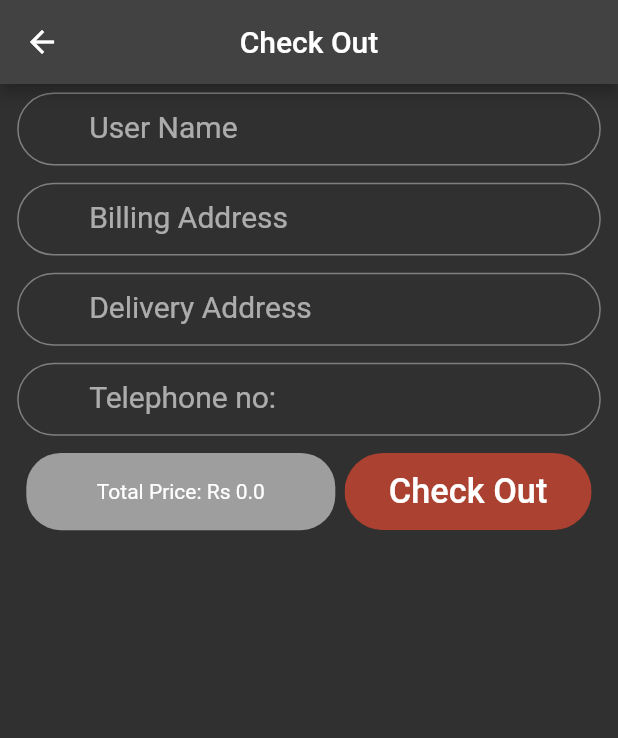
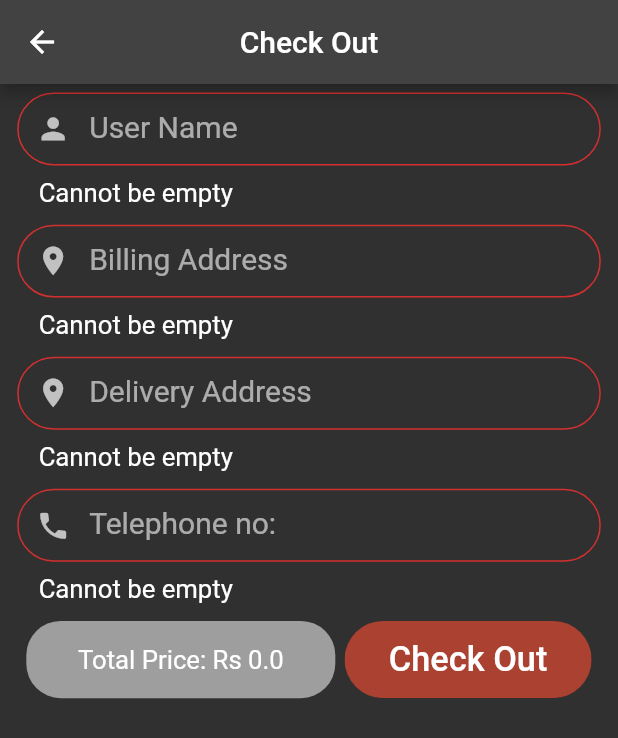
Before and after one commit to HarambeGople69/Ecommerce, a Flutter app: the CheckOutPage screen opened directly, after a tap on "Check Out", on a phone screen of 412 x 824 dp. Shown: the top 738 px of the screen. Run offline on Flutter 3.47's test engine with Material 2 defaults, Android fonts, the phone set to English and light mode, and no system bars; our stand-ins replace badges, cached_network_image, device_preview, firebase_auth, firebase_core, flutter_screenutil and 6 more; missing offline and left inert: colorlizer, onboarding; accounts and stored records are empty.

Commit message:
all done

```diff
--- a/lib/screens/pages/checkout_screen.dart
+++ b/lib/screens/pages/checkout_screen.dart
@@ -2,6 +2,7 @@ import 'package:flutter/material.dart';
 import 'package:flutter_screenutil/flutter_screenutil.dart';
 import 'package:myapp/services/card_management/cart_management.dart';
 import 'package:myapp/widgets/our_elevated_button.dart';
+import 'package:myapp/widgets/our_flutter_toast.dart';
 import 'package:myapp/widgets/our_sized_box.dart';
 import 'package:myapp/widgets/our_text_field.dart';
 import 'package:provider/provider.dart';
@@ -19,6 +20,10 @@ class _CheckOutPageState extends State<CheckOutPage> {
   TextEditingController _billing_address_controller = TextEditingController();
   TextEditingController _delivery_address_controller = TextEditingController();
   TextEditingController _telephone_controller = TextEditingController();
+  FocusNode _name_node = FocusNode();
+  FocusNode _billing_node = FocusNode();
+  FocusNode _delivery_node = FocusNode();
+  FocusNode _telephone_node = FocusNode();
   @override
   Widget build(BuildContext context) {
     return Scaffold(
@@ -38,32 +43,67 @@ class _CheckOutPageState extends State<CheckOutPage> {
               crossAxisAlignment: CrossAxisAlignment.start,
               children: [
                 CustomTextField(
+                  icon: Icons.person,
+                  start: _name_node,
+                  end: _billing_node,
                   controller: _name_controller,
-                  validator: (value) {},
+                  validator: (value) {
+                    if (value.isNotEmpty) {
+                      return null;
+                    } else {
+                      return "Cannot be empty";
+                    }
+                  },
                   title: "User Name",
                   type: TextInputType.name,
-                  number: 1,
+                  number: 0,
                 ),
                 OurSizedBox(),
                 CustomTextField(
+                  icon: Icons.location_on,
+                  start: _billing_node,
+                  end: _delivery_node,
                   controller: _billing_address_controller,
-                  validator: (value) {},
+                  validator: (value) {
+                    if (value.isNotEmpty) {
+                      return null;
+                    } else {
+                      return "Cannot be empty";
+                    }
+                  },
                   title: "Billing Address",
                   type: TextInputType.streetAddress,
-                  number: 1,
+                  number: 0,
                 ),
                 OurSizedBox(),
                 CustomTextField(
+                  icon: Icons.location_on,
+                  start: _delivery_node,
+                  end: _telephone_node,
                   controller: _delivery_address_controller,
-                  validator: (value) {},
+                  validator: (value) {
+                    if (value.isNotEmpty) {
+                      return null;
+                    } else {
+                      return "Cannot be empty";
+                    }
+                  },
                   title: "Delivery Address",
                   type: TextInputType.streetAddress,
-                  number: 1,
+                  number: 0,
                 ),
                 OurSizedBox(),
                 CustomTextField(
+                  icon: Icons.phone,
+                  start: _telephone_node,
                   controller: _telephone_controller,
-                  validator: (value) {},
+                  validator: (value) {
+                    if (value.isNotEmpty) {
+                      return null;
+                    } else {
+                      return "Cannot be empty";
+                    }
+                  },
                   title: "Telephone no:",
                   type: TextInputType.phone,
                   number: 1,
@@ -88,12 +128,19 @@ class _CheckOutPageState extends State<CheckOutPage> {
                       child: Center(
                         child: Text(
                           "Total Price: Rs ${Provider.of<CartProvider>(context).total_price}",
+                          style: TextStyle(
+                            fontSize: ScreenUtil().setSp(15),
+                          ),
                         ),
                       ),
                     ),
                     OurElevatedButton(
                       title: "Check Out",
-                      function: () {},
+                      function: () {
+                        if (_formKey.currentState!.validate()) {
+                          OurToast().showSuccessToast("Submitted successfully");
+                        } else {}
+                      },
                     ),
                   ],
                 ),
--- a/lib/screens/pages/products_screen.dart
+++ b/lib/screens/pages/products_screen.dart
@@ -51,6 +51,7 @@ class _ProductScreenState extends State<ProductScreen> {
                 animationDuration: Duration(milliseconds: 300),
                 child: Icon(
                   Icons.shopping_bag_outlined,
+                  size: ScreenUtil().setSp(20),
                 ),
               ),
             ),
@@ -62,7 +63,10 @@ class _ProductScreenState extends State<ProductScreen> {
               onPressed: () async {
                 await GoogleAuth().logout(context);
               },
-              icon: Icon(Icons.logout),
+              icon: Icon(
+                Icons.logout,
+                size: ScreenUtil().setSp(20),
+              ),
             ),
           ],
         ),
--- a/pubspec.yaml
+++ b/pubspec.yaml
@@ -51,6 +51,7 @@ dependencies:
   colorlizer: ^0.0.4
   cached_network_image: ^3.2.0
   badges: ^2.0.2
+  introduction_screen: ^2.1.0
 
 dev_dependencies:
   flutter_test:
```
Also changed, not shown: lib/main.dart (+17 -0 lines), lib/screens/onboarding_screen/onboarding_screen.dart (+2 -8 lines), lib/screens/pages/carts_screen.dart (+15 -4 lines), lib/widgets/our_cart_screen_tile.dart (+7 -2 lines), pubspec.lock.
